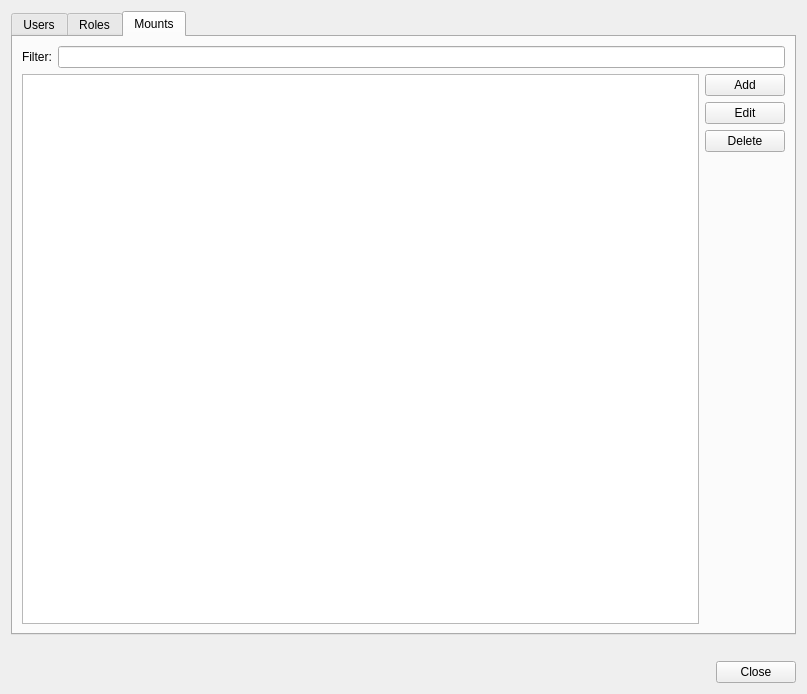
Before: the Qt Designer form shvspy/src/dlgsettings.ui in silicon-heaven/shvspy, drawn with Qt 5.
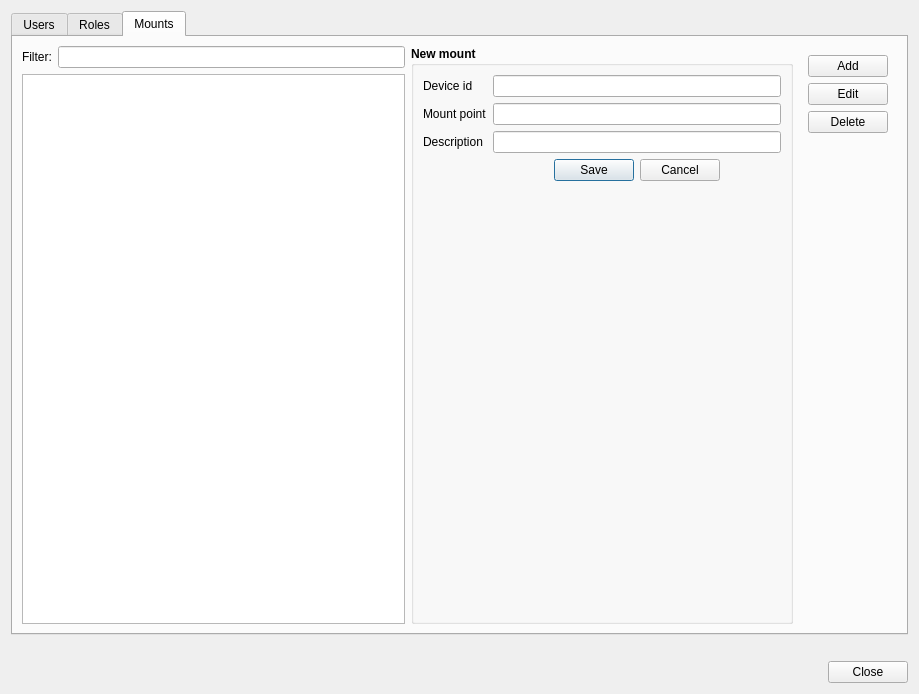
After: the same form once the commit is applied. The open tabs and pages were chosen to show the change. Icons and pictures are not drawn.

Commit message: edit mount moved to dlgsettings

Diff of the .ui file:
```diff
--- a/shvspy/src/dlgsettings.ui
+++ b/shvspy/src/dlgsettings.ui
@@ -6,7 +6,7 @@
    <rect>
     <x>0</x>
     <y>0</y>
-    <width>807</width>
+    <width>919</width>
     <height>694</height>
    </rect>
   </property>
@@ -60,7 +60,7 @@
           </layout>
          </item>
          <item>
-          <widget class="QGroupBox" name="addEditUserWidget">
+          <widget class="QGroupBox" name="editUserWidget">
            <property name="font">
             <font>
              <bold>true</bold>
@@ -196,7 +196,7 @@
              </layout>
             </item>
             <item>
-             <widget class="QDialogButtonBox" name="addEditUserButtonBox">
+             <widget class="QDialogButtonBox" name="editUserButtonBox">
               <property name="font">
                <font>
                 <bold>false</bold>
@@ -375,7 +375,11 @@
       <attribute name="title">
        <string>Mounts</string>
       </attribute>
-      <layout class="QVBoxLayout" name="verticalLayout_2">
+      <layout class="QVBoxLayout" name="verticalLayout_10">
+       <item>
+        <layout class="QHBoxLayout" name="horizontalLayout">
+         <item>
+          <layout class="QVBoxLayout" name="verticalLayout">
        <item>
         <layout class="QHBoxLayout" name="horizontalLayout_2">
          <item>
@@ -391,8 +395,6 @@
         </layout>
        </item>
        <item>
-        <layout class="QHBoxLayout" name="horizontalLayout">
-         <item>
           <widget class="QTableView" name="twMounts">
            <property name="alternatingRowColors">
             <bool>true</bool>
@@ -402,8 +404,125 @@
            </property>
           </widget>
          </item>
+          </layout>
+         </item>
          <item>
-          <layout class="QVBoxLayout" name="verticalLayout">
+          <widget class="QGroupBox" name="editMountWidget">
+           <property name="font">
+            <font>
+             <bold>true</bold>
+            </font>
+           </property>
+           <property name="title">
+            <string>New mount</string>
+           </property>
+           <layout class="QFormLayout" name="formLayout">
+            <item row="0" column="0">
+             <widget class="QLabel" name="lblMountName">
+              <property name="font">
+               <font>
+                <bold>false</bold>
+               </font>
+              </property>
+              <property name="text">
+               <string>Device id</string>
+              </property>
+             </widget>
+            </item>
+            <item row="0" column="1">
+             <widget class="QLineEdit" name="leMountDeviceId">
+              <property name="enabled">
+               <bool>true</bool>
+              </property>
+              <property name="font">
+               <font>
+                <bold>false</bold>
+               </font>
+              </property>
+              <property name="readOnly">
+               <bool>false</bool>
+              </property>
+             </widget>
+            </item>
+            <item row="1" column="0">
+             <widget class="QLabel" name="lblMountPoint">
+              <property name="font">
+               <font>
+                <bold>false</bold>
+               </font>
+              </property>
+              <property name="text">
+               <string>Mount point</string>
+              </property>
+             </widget>
+            </item>
+            <item row="1" column="1">
+             <widget class="QLineEdit" name="leMountPoint">
+              <property name="font">
+               <font>
+                <bold>false</bold>
+               </font>
+              </property>
+             </widget>
+            </item>
+            <item row="2" column="0">
+             <widget class="QLabel" name="lblDescription">
+              <property name="font">
+               <font>
+                <bold>false</bold>
+               </font>
+              </property>
+              <property name="text">
+               <string>Description</string>
+              </property>
+             </widget>
+            </item>
+            <item row="2" column="1">
+             <widget class="QLineEdit" name="leMountDescription">
+              <property name="font">
+               <font>
+                <bold>false</bold>
+               </font>
+              </property>
+             </widget>
+            </item>
+            <item row="3" column="1">
+             <widget class="QDialogButtonBox" name="editMountButtonBox">
+              <property name="font">
+               <font>
+                <bold>false</bold>
+               </font>
+              </property>
+              <property name="orientation">
+               <enum>Qt::Orientation::Horizontal</enum>
+              </property>
+              <property name="standardButtons">
+               <set>QDialogButtonBox::StandardButton::Cancel|QDialogButtonBox::StandardButton::Save</set>
+              </property>
+              <property name="centerButtons">
+               <bool>true</bool>
+              </property>
+             </widget>
+            </item>
+            <item row="4" column="1">
+             <spacer name="verticalSpacer_4">
+              <property name="orientation">
+               <enum>Qt::Orientation::Vertical</enum>
+              </property>
+              <property name="sizeHint" stdset="0">
+               <size>
+                <width>20</width>
+                <height>40</height>
+               </size>
+              </property>
+             </spacer>
+            </item>
+           </layout>
+          </widget>
+         </item>
+         <item>
+          <widget class="QWidget" name="mountControlsWidget" native="true">
+           <layout class="QVBoxLayout" name="verticalLayout_2">
            <item>
             <widget class="QPushButton" name="pbAddMount">
              <property name="font">
@@ -454,6 +573,7 @@
             </spacer>
            </item>
           </layout>
+          </widget>
          </item>
         </layout>
        </item>
```
Lines whose indentation alone changed are shown as unchanged. The commit also changes 6 other files.
